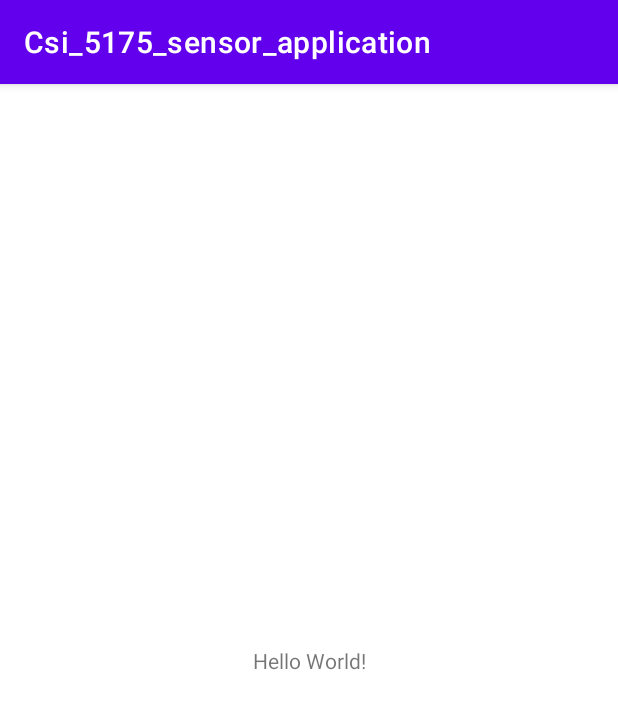
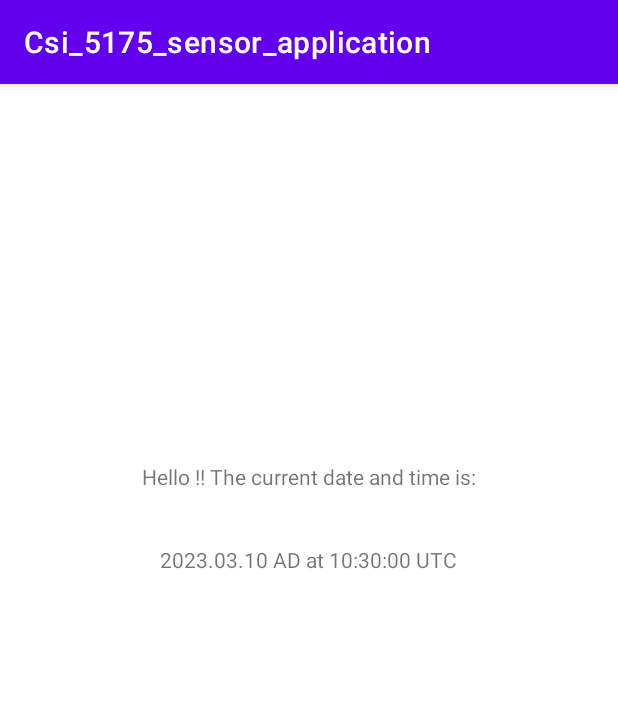
Before and after one commit to SahejChandok/User_Activity, an Android app: the screen it shows after launch (MainActivity), on a phone screen of 412 x 824 dp. Shown: the top 709 px of the screen. Run offline under Robolectric (Android 15) with nearby library versions, the phone set to English and light mode, and no system bars.

Commit message:
current date and time screen

```diff
--- a/app/src/main/java/com/demo/sensor/MainActivity.kt
+++ b/app/src/main/java/com/demo/sensor/MainActivity.kt
@@ -1,11 +1,22 @@
 package com.demo.sensor
-
+import android.os.Build
+import java.time.LocalDateTime
+import java.time.format.DateTimeFormatter
+import java.time.format.FormatStyle
+import android.widget.TextView
+import java.text.SimpleDateFormat
 import androidx.appcompat.app.AppCompatActivity
 import android.os.Bundle
+import java.util.*
 
 class MainActivity : AppCompatActivity() {
     override fun onCreate(savedInstanceState: Bundle?) {
         super.onCreate(savedInstanceState)
         setContentView(R.layout.activity_main)
+        val textView: TextView = findViewById(R.id.date1)
+        val simpleDateFormat = SimpleDateFormat("yyyy.MM.dd G 'at' HH:mm:ss z")
+        val currentDateAndTime: String = simpleDateFormat.format(Date())
+        textView.text = currentDateAndTime
+
+        }
     }
-}
--- a/app/src/main/res/layout/activity_main.xml
+++ b/app/src/main/res/layout/activity_main.xml
@@ -2,17 +2,31 @@
 <androidx.constraintlayout.widget.ConstraintLayout xmlns:android="http://schemas.android.com/apk/res/android"
     xmlns:app="http://schemas.android.com/apk/res-auto"
     xmlns:tools="http://schemas.android.com/tools"
+    android:id="@+id/date"
     android:layout_width="match_parent"
     android:layout_height="match_parent"
     tools:context=".MainActivity">
 
     <TextView
+        android:id="@+id/textView3"
         android:layout_width="wrap_content"
         android:layout_height="wrap_content"
-        android:text="Hello World!"
+        android:text="Hello !! The current date and time is:"
         app:layout_constraintBottom_toBottomOf="parent"
         app:layout_constraintEnd_toEndOf="parent"
         app:layout_constraintStart_toStartOf="parent"
-        app:layout_constraintTop_toTopOf="parent" />
+        app:layout_constraintTop_toTopOf="parent"
+        app:layout_constraintVertical_bias="0.337" />
+
+    <TextView
+        android:id="@+id/date1"
+        android:layout_width="wrap_content"
+        android:layout_height="wrap_content"
+        android:layout_marginTop="36dp"
+        android:text="Date"
+        app:layout_constraintEnd_toEndOf="parent"
+        app:layout_constraintHorizontal_bias="0.498"
+        app:layout_constraintStart_toStartOf="parent"
+        app:layout_constraintTop_toBottomOf="@+id/textView3" />
 
 </androidx.constraintlayout.widget.ConstraintLayout>
```
